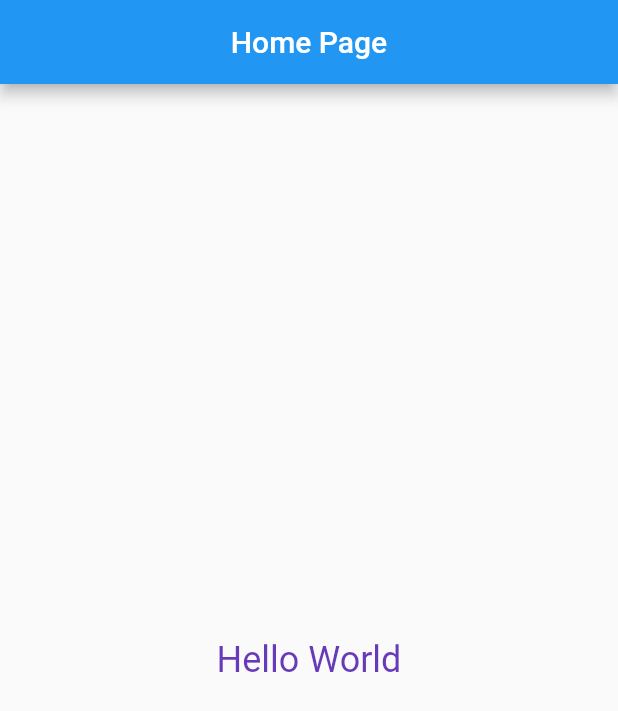
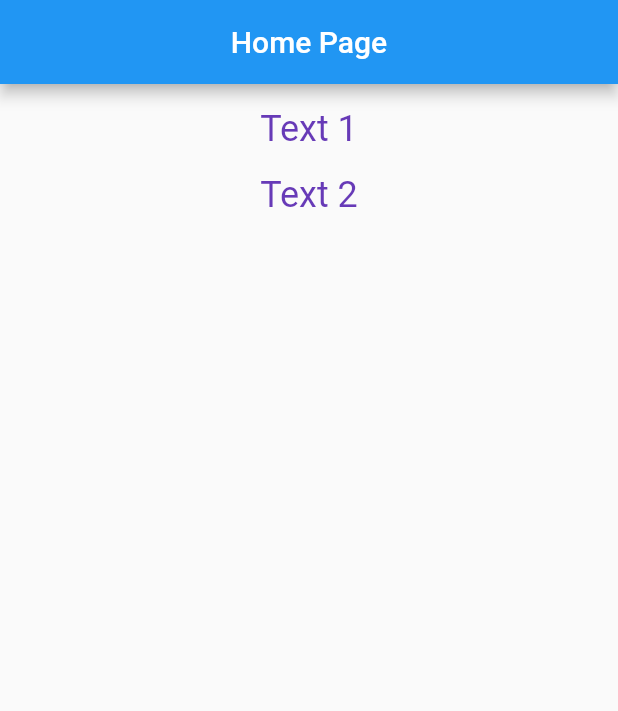
Before and after one commit to MarwCh/csci410-week4, a Flutter app: the screen it shows after launch, on a phone screen of 412 x 824 dp. Shown: the top 711 px of the screen. Run offline on Flutter 3.47's test engine with Material 2 defaults, Android fonts, the phone set to English and light mode, and no system bars.

Commit message:
modified:   lib/main.dart

```diff
--- a/lib/main.dart
+++ b/lib/main.dart
@@ -13,15 +13,33 @@ class MyApp extends StatelessWidget {
           title: Text('Home Page'),
           centerTitle: true,
         ),
-       body: Center(
-         child: Text('Hello World',
-         style: TextStyle(
-             fontSize: 24,
-             color: Colors.deepPurple
-         )
-         ),
-       ),
+       body: Column(
+         children: <Widget>[
+           SizedBox(height: 16.0,),
+           MyTextWidget(text:'Text 1'),
+           SizedBox(height: 16.0,),
+           MyTextWidget(text: 'Text 2')
+         ],
+       )
       )
     );
   }
 }
+
+class MyTextWidget extends StatelessWidget {
+  final String text;
+
+  const MyTextWidget({required this.text, super.key});
+
+  @override
+  Widget build(BuildContext context) {
+    return Center(
+      child: Text(text,
+      style: TextStyle(
+          fontSize: 24,
+          color: Colors.deepPurple
+      )
+      ),
+    );
+  }
+}
```
